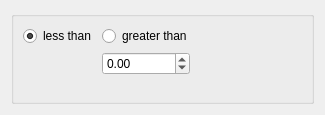
SCIInstitute/SCIRun, file src/Interface/Modules/Fields/ClipVolumeByIsovalue.ui: the form before one commit.
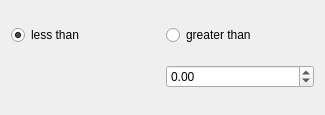
The form after the commit.

Commit message: Fixing layouts for hi-dpi improvement

Diff of the .ui file:
```diff
--- a/src/Interface/Modules/Fields/ClipVolumeByIsovalue.ui
+++ b/src/Interface/Modules/Fields/ClipVolumeByIsovalue.ui
@@ -25,24 +25,8 @@
   <property name="windowTitle">
    <string>Dialog</string>
   </property>
-  <layout class="QVBoxLayout" name="verticalLayout">
-   <item>
-    <widget class="QGroupBox" name="groupBox">
-     <property name="title">
-      <string/>
-     </property>
-     <layout class="QFormLayout" name="formLayout">
-      <property name="fieldGrowthPolicy">
-       <enum>QFormLayout::FieldsStayAtSizeHint</enum>
-      </property>
-      <item row="0" column="1">
-       <widget class="QRadioButton" name="greaterthanRadioButton_">
-        <property name="text">
-         <string>greater than</string>
-        </property>
-       </widget>
-      </item>
-      <item row="0" column="0">
+  <layout class="QGridLayout" name="gridLayout">
+   <item row="1" column="0">
        <widget class="QRadioButton" name="lessthanRadioButton_">
         <property name="text">
          <string>less than</string>
@@ -53,6 +37,13 @@
        </widget>
       </item>
       <item row="1" column="1">
+    <widget class="QRadioButton" name="greaterthanRadioButton_">
+     <property name="text">
+      <string>greater than</string>
+     </property>
+    </widget>
+   </item>
+   <item row="2" column="1">
        <widget class="QDoubleSpinBox" name="IsoValueSpinBox_">
         <property name="minimum">
          <double>-999999999.000000000000000</double>
@@ -60,9 +51,6 @@
         <property name="maximum">
          <double>999999999.000000000000000</double>
         </property>
-       </widget>
-      </item>
-     </layout>
     </widget>
    </item>
   </layout>
```
Lines whose indentation alone changed are shown as unchanged. The commit also changes 13 other files.
